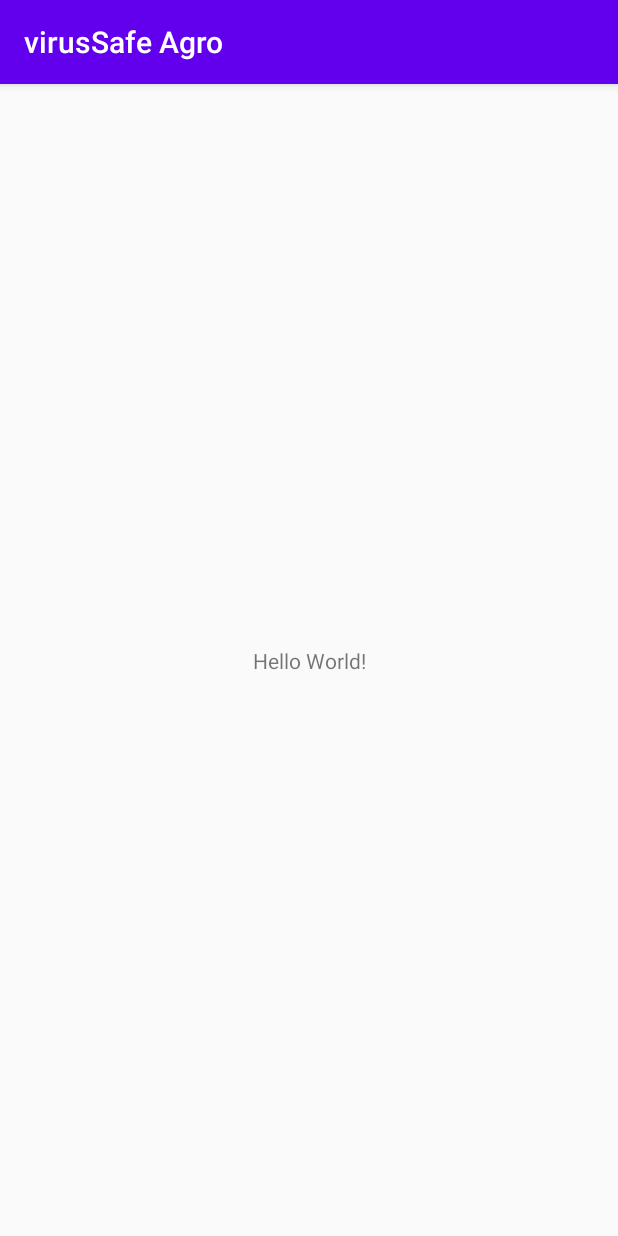
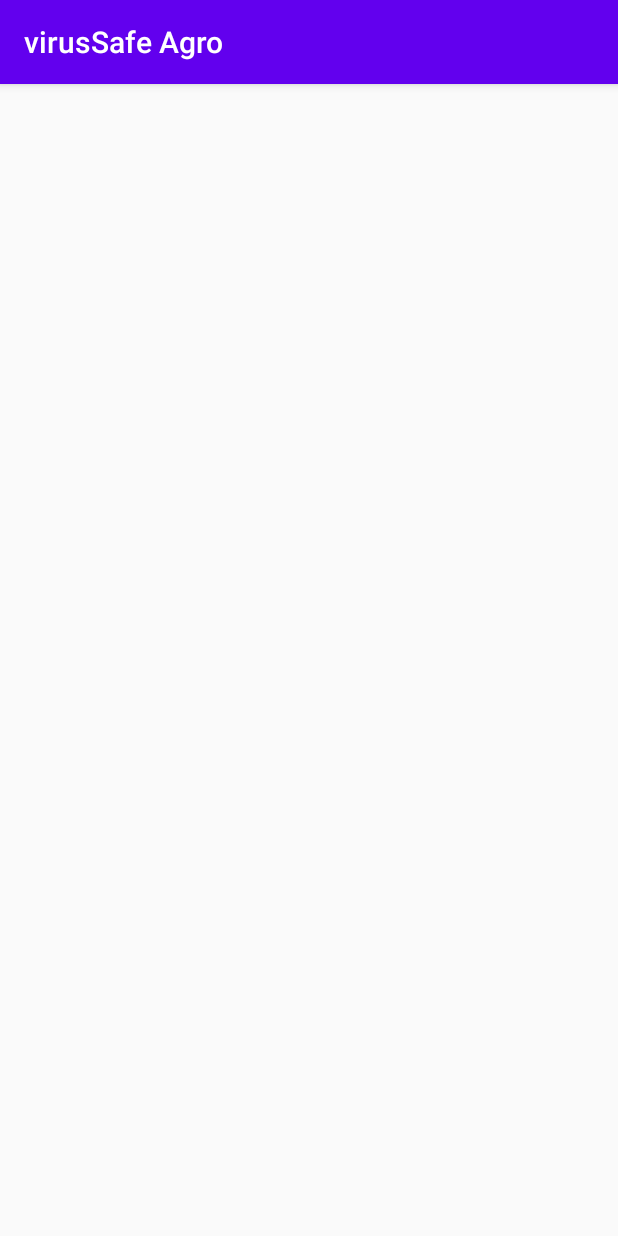
Before and after one commit to niralalmeida/virusSafe-Agro, an Android app: the screen it shows after launch (MainActivity), on a phone screen of 412 x 824 dp. Run offline under Robolectric (Android 15) with nearby library versions, the phone set to English and light mode, and no system bars.

Commit message:
Remove default widgets and Update testing dependency
- remove the test widget
- update the testing dependency to 'junit:junit:4.13'

```diff
--- a/VirusSafeAgro/app/build.gradle
+++ b/VirusSafeAgro/app/build.gradle
@@ -28,7 +28,7 @@ dependencies {
 
     implementation 'androidx.appcompat:appcompat:1.2.0'
     implementation 'androidx.constraintlayout:constraintlayout:2.0.0'
-    testImplementation 'junit:junit:4.12'
+    testImplementation 'junit:junit:4.13'
     androidTestImplementation 'androidx.test.ext:junit:1.1.1'
     androidTestImplementation 'androidx.test.espresso:espresso-core:3.2.0'
 }
--- a/VirusSafeAgro/app/src/main/res/layout/activity_main.xml
+++ b/VirusSafeAgro/app/src/main/res/layout/activity_main.xml
@@ -6,13 +6,6 @@
     android:layout_height="match_parent"
     tools:context=".MainActivity">
 
-    <TextView
-        android:layout_width="wrap_content"
-        android:layout_height="wrap_content"
-        android:text="Hello World!"
-        app:layout_constraintBottom_toBottomOf="parent"
-        app:layout_constraintLeft_toLeftOf="parent"
-        app:layout_constraintRight_toRightOf="parent"
-        app:layout_constraintTop_toTopOf="parent" />
+
 
 </androidx.constraintlayout.widget.ConstraintLayout>
```
